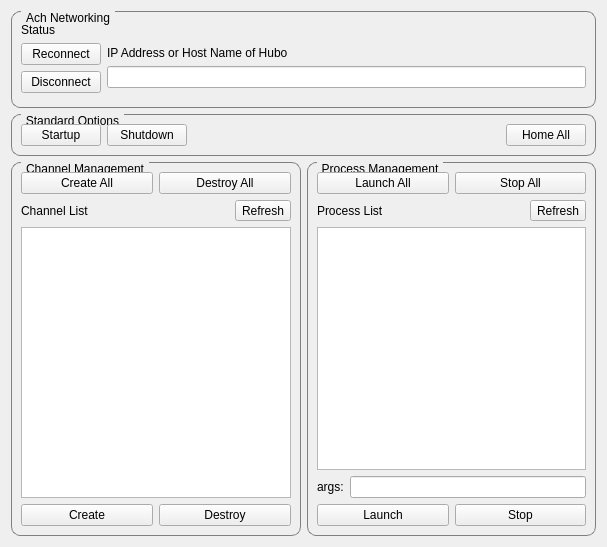
Qt form HuboQt/ui/ManagerWidget.ui (golems/HuboCan) before a commit.
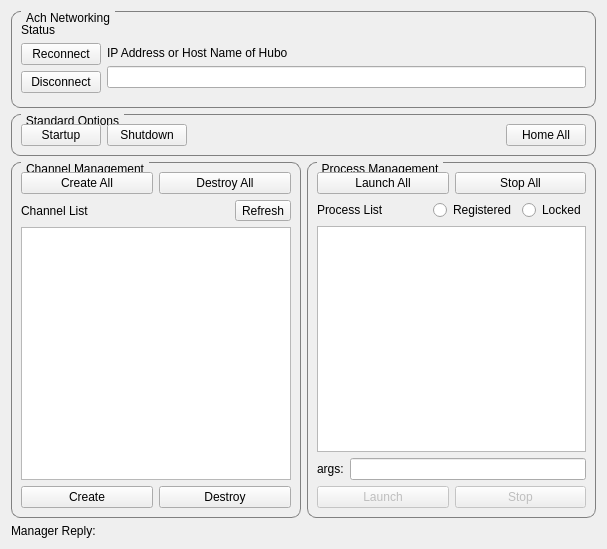
The same form after that commit.

Commit message: almost done with ManagerWidget -- needs LOTS of testing

What changed in the file:
```diff
--- a/HuboQt/ui/ManagerWidget.ui
+++ b/HuboQt/ui/ManagerWidget.ui
@@ -7,7 +7,7 @@
     <x>0</x>
     <y>0</y>
     <width>607</width>
-    <height>547</height>
+    <height>549</height>
    </rect>
   </property>
   <property name="sizePolicy">
@@ -398,13 +398,35 @@
            </widget>
           </item>
           <item>
-           <widget class="QToolButton" name="refresh_proc">
-            <property name="toolTip">
-             <string>Refresh the list of registered processes</string>
+           <widget class="QRadioButton" name="refresh_registered_procs">
+            <property name="sizePolicy">
+             <sizepolicy hsizetype="Maximum" vsizetype="Fixed">
+              <horstretch>0</horstretch>
+              <verstretch>0</verstretch>
+             </sizepolicy>
             </property>
             <property name="text">
-             <string>Refresh</string>
+             <string>Registered</string>
             </property>
+            <attribute name="buttonGroup">
+             <string notr="true">buttonGroup</string>
+            </attribute>
+           </widget>
+          </item>
+          <item>
+           <widget class="QRadioButton" name="refresh_locked_procs">
+            <property name="sizePolicy">
+             <sizepolicy hsizetype="Maximum" vsizetype="Fixed">
+              <horstretch>0</horstretch>
+              <verstretch>0</verstretch>
+             </sizepolicy>
+            </property>
+            <property name="text">
+             <string>Locked</string>
+            </property>
+            <attribute name="buttonGroup">
+             <string notr="true">buttonGroup</string>
+            </attribute>
            </widget>
           </item>
          </layout>
@@ -430,6 +452,9 @@
          <layout class="QHBoxLayout" name="horizontalLayout_9">
           <item>
            <widget class="QPushButton" name="launch_proc">
+            <property name="enabled">
+             <bool>false</bool>
+            </property>
             <property name="text">
              <string>Launch</string>
             </property>
@@ -437,6 +462,9 @@
           </item>
           <item>
            <widget class="QPushButton" name="stop_proc">
+            <property name="enabled">
+             <bool>false</bool>
+            </property>
             <property name="text">
              <string>Stop</string>
             </property>
@@ -449,6 +477,30 @@
      </item>
     </layout>
    </item>
+   <item>
+    <layout class="QHBoxLayout" name="horizontalLayout_11">
+     <item>
+      <widget class="QLabel" name="label_5">
+       <property name="sizePolicy">
+        <sizepolicy hsizetype="Maximum" vsizetype="Preferred">
+         <horstretch>0</horstretch>
+         <verstretch>0</verstretch>
+        </sizepolicy>
+       </property>
+       <property name="text">
+        <string>Manager Reply:</string>
+       </property>
+      </widget>
+     </item>
+     <item>
+      <widget class="QLabel" name="reply_status">
+       <property name="text">
+        <string>&lt;Empty Status&gt;</string>
+       </property>
+      </widget>
+     </item>
+    </layout>
+   </item>
   </layout>
  </widget>
  <resources/>
```
Left out of the diff: 19 changed lines with no effect on the pictures. The commit also changes 13 other files.
